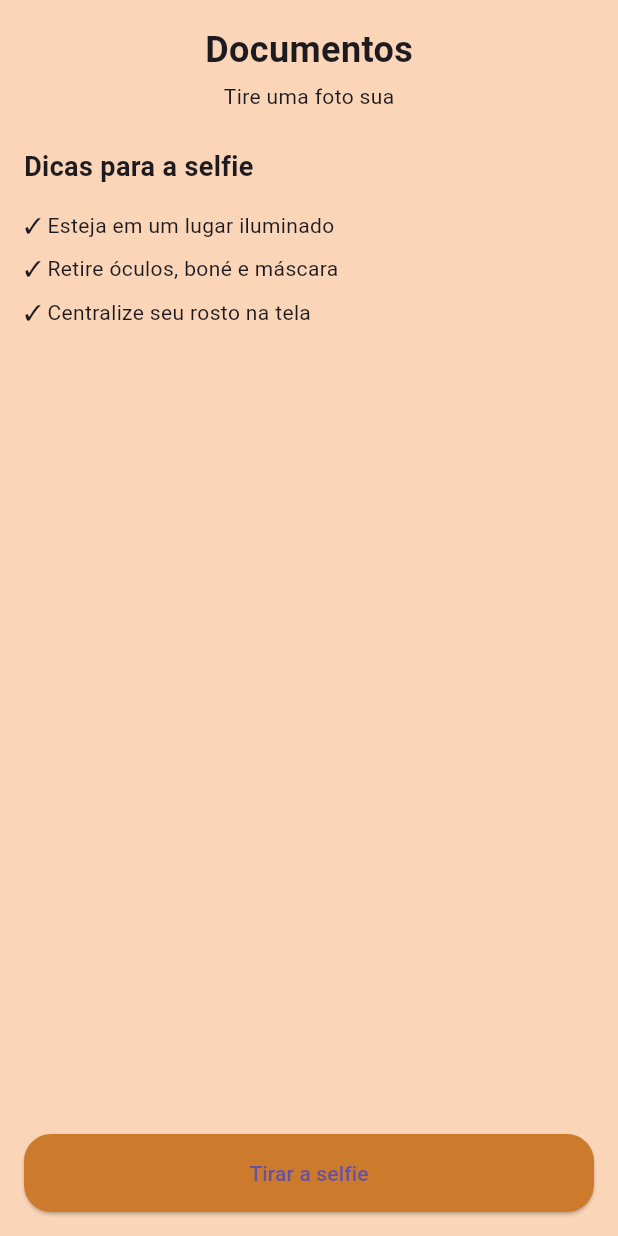
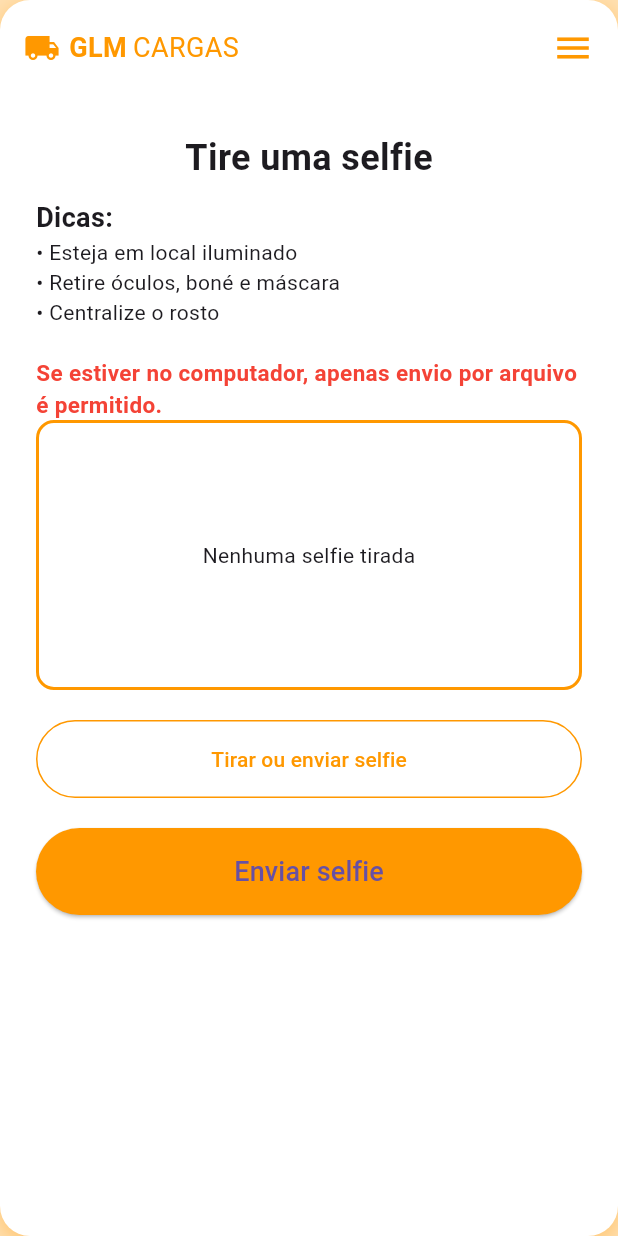
Before and after one commit to GLMCargas/glmcargas_supabase_flutter, a Flutter app: the DocumentosSelfieScreen screen opened directly, on a phone screen of 412 x 824 dp. Run offline on Flutter 3.47's test engine with Material 3 defaults, Android fonts, the phone set to English and light mode, and no system bars; our stand-ins replace image_picker, mask_text_input_formatter, supabase_flutter; accounts and stored records are empty.

Commit message:
salva selfie em tabela nova no db e ajusta cameras

```diff
--- a/lib/cadastro/documentos_selfie.dart
+++ b/lib/cadastro/documentos_selfie.dart
@@ -1,69 +1,259 @@
+import 'dart:typed_data';
+import 'dart:io';
+import 'package:flutter/foundation.dart';
 import 'package:flutter/material.dart';
-import 'cadastro_dados_pessoais.dart';
+import 'package:image_picker/image_picker.dart';
+import 'package:supabase_flutter/supabase_flutter.dart';
+
 import 'cadastro_concluido.dart';
 
-class DocumentosSelfieScreen extends StatelessWidget {
+class DocumentosSelfieScreen extends StatefulWidget {
   const DocumentosSelfieScreen({Key? key}) : super(key: key);
 
-  void _proximo(BuildContext context) {
-    // aqui também poderia abrir a câmera antes
+  @override
+  State<DocumentosSelfieScreen> createState() => _DocumentosSelfieScreenState();
+}
+
+class _DocumentosSelfieScreenState extends State<DocumentosSelfieScreen> {
+  File? _selfieFile;
+  Uint8List? _selfieBytesWeb;
+
+  bool _isUploading = false;
+
+  final ImagePicker _picker = ImagePicker();
+
+  Future<void> _tirarSelfie() async {
+    final XFile? image = await _picker.pickImage(
+      source: ImageSource.camera,
+      imageQuality: 70,
+    );
+
+    if (image == null) return;
+
+    if (kIsWeb) {
+      final bytes = await image.readAsBytes();
+      setState(() {
+        _selfieBytesWeb = bytes;
+        _selfieFile = null;
+      });
+    } else {
+      setState(() {
+        _selfieFile = File(image.path);
+        _selfieBytesWeb = null;
+      });
+    }
+  }
+
+  Future<void> _enviarSelfie() async {
+    if (_selfieFile == null && _selfieBytesWeb == null) {
+      ScaffoldMessenger.of(context).showSnackBar(
+        const SnackBar(content: Text("Tire a selfie antes de continuar")),
+      );
+      return;
+    }
+
+    try {
+      setState(() => _isUploading = true);
+
+      final supabase = Supabase.instance.client;
+      final user = supabase.auth.currentUser;
+
+      if (user == null) {
+        ScaffoldMessenger.of(context).showSnackBar(
+          const SnackBar(content: Text("Erro: usuário não autenticado.")),
+        );
+        return;
+      }
+
+      final path = "selfies/${user.id}.jpg";
+
+      if (kIsWeb) {
+        await supabase.storage
+            .from("selfies_motoristas")
+            .uploadBinary(
+              path,
+              _selfieBytesWeb!,
+              fileOptions: const FileOptions(
+                contentType: "image/jpeg",
+                upsert: true,
+              ),
+            );
+      } else {
+        final bytes = await _selfieFile!.readAsBytes();
+        await supabase.storage
+            .from("selfies_motoristas")
+            .uploadBinary(
+              path,
+              bytes,
+              fileOptions: const FileOptions(
+                contentType: "image/jpeg",
+                upsert: true,
+              ),
+            );
+      }
+
+      // 1️⃣ Criar registro na tabela DocumentosMotorista
+      await supabase.from("Documentos_Motorista").insert({
+        "motorista_id": user.id,
+        "tipo": "Selfie",
+        "url": path,
+      });
+
       Navigator.push(
         context,
         MaterialPageRoute(builder: (_) => const CadastroConcluidoScreen()),
+      );
+    } catch (e) {
+      print("❌ Erro ao enviar selfie: $e");
+      ScaffoldMessenger.of(
+        context,
+      ).showSnackBar(SnackBar(content: Text("Erro ao enviar selfie: $e")));
+    } finally {
+      setState(() => _isUploading = false);
+    }
+  }
+
+  Widget _previewSelfie() {
+    if (kIsWeb && _selfieBytesWeb != null) {
+      return ClipRRect(
+        borderRadius: BorderRadius.circular(12),
+        child: Image.memory(_selfieBytesWeb!, height: 200),
+      );
+    }
+    if (!kIsWeb && _selfieFile != null) {
+      return ClipRRect(
+        borderRadius: BorderRadius.circular(12),
+        child: Image.file(_selfieFile!, height: 200),
+      );
+    }
+
+    return Container(
+      height: 180,
+      width: double.infinity,
+      alignment: Alignment.center,
+      decoration: BoxDecoration(
+        borderRadius: BorderRadius.circular(12),
+        border: Border.all(color: Colors.orange, width: 2),
+      ),
+      child: const Text("Nenhuma selfie tirada"),
     );
   }
 
   @override
   Widget build(BuildContext context) {
     return Scaffold(
-      backgroundColor: kBackgroundColor,
-      body: SafeArea(
+      backgroundColor: Colors.orange.shade100,
+      body: Center(
+        child: Container(
+          constraints: const BoxConstraints(maxWidth: 430),
+          decoration: BoxDecoration(
+            color: Colors.white,
+            borderRadius: BorderRadius.circular(20),
+            boxShadow: [
+              BoxShadow(
+                color: Colors.orange.withOpacity(0.4),
+                blurRadius: 12,
+                offset: const Offset(0, 4),
+              ),
+            ],
+          ),
           child: Column(
             children: [
+              // TOPO
+              Container(
+                height: 64,
+                padding: const EdgeInsets.symmetric(horizontal: 16),
+                child: Row(
+                  children: const [
+                    Icon(Icons.local_shipping, color: Colors.orange),
+                    SizedBox(width: 6),
+                    Text(
+                      "GLM",
+                      style: TextStyle(
+                        fontWeight: FontWeight.bold,
+                        fontSize: 18,
+                        color: Colors.orange,
+                      ),
+                    ),
+                    SizedBox(width: 4),
+                    Text(
+                      "CARGAS",
+                      style: TextStyle(color: Colors.orange, fontSize: 18),
+                    ),
+                    Spacer(),
+                    Icon(Icons.menu, color: Colors.orange, size: 28),
+                  ],
+                ),
+              ),
+
               Expanded(
-              child: Padding(
-                padding: const EdgeInsets.all(16),
+                child: SingleChildScrollView(
+                  padding: const EdgeInsets.all(24),
                   child: Column(
                     crossAxisAlignment: CrossAxisAlignment.start,
                     children: [
                       const Center(
                         child: Text(
-                        'Documentos',
+                          "Tire uma selfie",
                           style: TextStyle(
                             fontSize: 24,
                             fontWeight: FontWeight.bold,
                           ),
                         ),
                       ),
-                    const SizedBox(height: 4),
-                    const Center(child: Text('Tire uma foto sua')),
-                    const SizedBox(height: 24),
+
+                      const SizedBox(height: 10),
                       const Text(
-                      'Dicas para a selfie',
+                        "Dicas:",
                         style: TextStyle(
                           fontSize: 18,
                           fontWeight: FontWeight.bold,
                         ),
                       ),
-                    const SizedBox(height: 16),
-                    const Text('✓ Esteja em um lugar iluminado'),
-                    const SizedBox(height: 8),
-                    const Text('✓ Retire óculos, boné e máscara'),
-                    const SizedBox(height: 8),
-                    const Text('✓ Centralize seu rosto na tela'),
-                    const Spacer(),
+                      const Text("• Esteja em local iluminado"),
+                      const Text("• Retire óculos, boné e máscara"),
+                      const Text("• Centralize o rosto"),
+
+                      const SizedBox(height: 20),
+                      const Text("Se estiver no computador, apenas envio por arquivo é permitido.", style: TextStyle(fontSize: 15, fontWeight: FontWeight.bold, color: Colors.red),),
+
+                      _previewSelfie(),
+
+                      const SizedBox(height: 20),
+
+                      SizedBox(
+                        width: double.infinity,
+                        child: OutlinedButton(
+                          onPressed: _tirarSelfie,
+                          style: OutlinedButton.styleFrom(
+                            side: const BorderSide(color: Colors.orange),
+                            padding: const EdgeInsets.symmetric(vertical: 16),
+                          ),
+                          child: const Text(
+                            "Tirar ou enviar selfie",
+                            style: TextStyle(color: Colors.orange),
+                          ),
+                        ),
+                      ),
+
+                      const SizedBox(height: 20),
+
                       SizedBox(
                         width: double.infinity,
                         child: ElevatedButton(
+                          onPressed: _isUploading ? null : _enviarSelfie,
                           style: ElevatedButton.styleFrom(
-                          backgroundColor: const Color(0xFFCC7B2D),
-                          shape: RoundedRectangleBorder(
-                            borderRadius: BorderRadius.circular(18),
-                          ),
+                            backgroundColor: Colors.orange,
                             padding: const EdgeInsets.symmetric(vertical: 16),
                           ),
-                        onPressed: () => _proximo(context),
-                        child: const Text('Tirar a selfie'),
+                          child: _isUploading
+                              ? const CircularProgressIndicator(
+                                  color: Colors.white,
+                                )
+                              : const Text(
+                                  "Enviar selfie",
+                                  style: TextStyle(fontSize: 18),
+                                ),
                         ),
                       ),
                     ],
@@ -73,6 +263,7 @@ class DocumentosSelfieScreen extends StatelessWidget {
             ],
           ),
         ),
+      ),
     );
   }
 }
```
Lines whose indentation alone changed are shown as unchanged.
